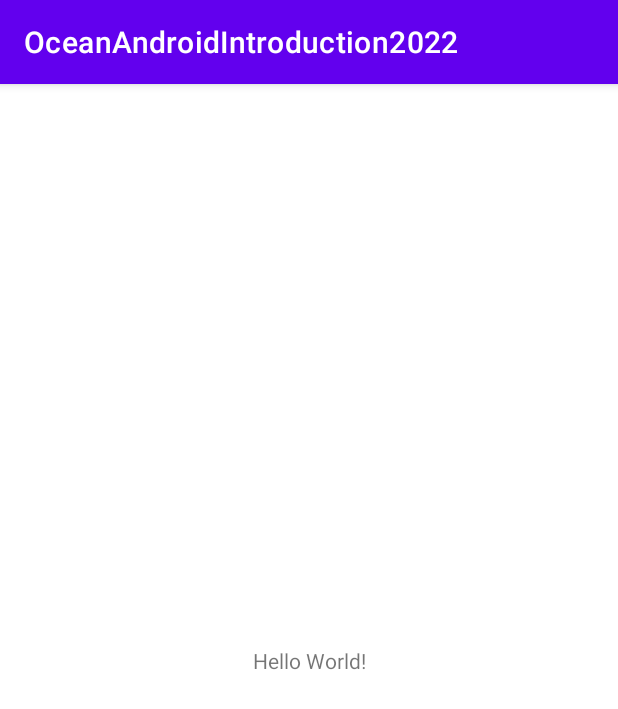
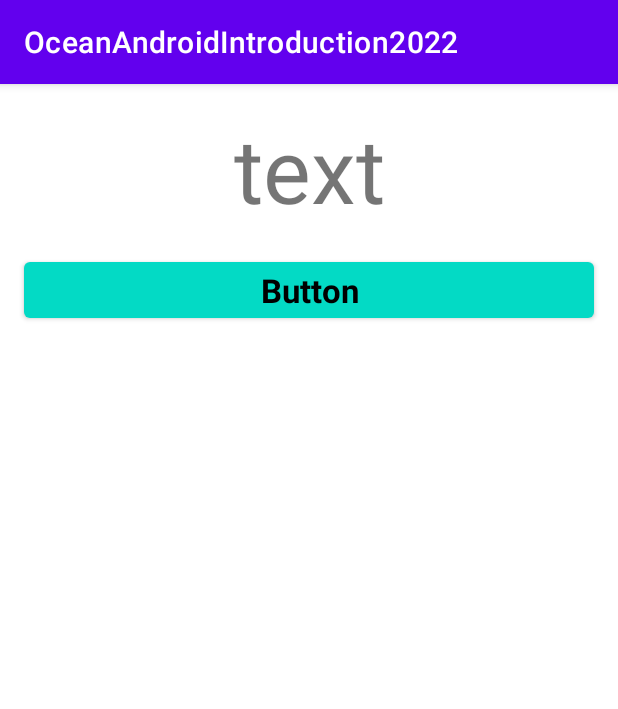
Before and after one commit to nmkmac/OceanAndroidIntroduction2022, an Android app: the screen it shows after launch (MainActivity), on a phone screen of 412 x 824 dp. Shown: the top 709 px of the screen. Run offline under Robolectric (Android 15) with nearby library versions, the phone set to English and light mode, and no system bars.

Commit message:
end of lesson 1

```diff
--- a/app/src/main/java/com/example/oceanandroidintroduction2022/MainActivity.kt
+++ b/app/src/main/java/com/example/oceanandroidintroduction2022/MainActivity.kt
@@ -2,10 +2,19 @@ package com.example.oceanandroidintroduction2022
 
 import androidx.appcompat.app.AppCompatActivity
 import android.os.Bundle
+import android.widget.Button
+import android.widget.TextView
 
 class MainActivity : AppCompatActivity() {
     override fun onCreate(savedInstanceState: Bundle?) {
         super.onCreate(savedInstanceState)
         setContentView(R.layout.activity_main)
+
+        val btEnviar = findViewById<Button>(R.id.btEnviar)
+        val tvResultado = findViewById<TextView>(R.id.tvResultado)
+
+        btEnviar.setOnClickListener {
+            tvResultado.text = "Novo Texto"
+        }
     }
 }
--- a/app/src/main/res/layout/activity_main.xml
+++ b/app/src/main/res/layout/activity_main.xml
@@ -7,12 +7,31 @@
     tools:context=".MainActivity">
 
     <TextView
+        android:id="@+id/tvResultado"
         android:layout_width="wrap_content"
         android:layout_height="wrap_content"
-        android:text="Hello World!"
-        app:layout_constraintBottom_toBottomOf="parent"
+        android:layout_marginTop="16dp"
+        android:text="text"
+        android:textSize="60sp"
         app:layout_constraintEnd_toEndOf="parent"
         app:layout_constraintStart_toStartOf="parent"
         app:layout_constraintTop_toTopOf="parent" />
 
+    <Button
+        android:id="@+id/btEnviar"
+        android:layout_width="0dp"
+        android:layout_height="wrap_content"
+        android:layout_marginStart="16dp"
+        android:layout_marginLeft="16dp"
+        android:layout_marginTop="16dp"
+        android:layout_marginEnd="16dp"
+        android:layout_marginRight="16dp"
+        android:text="Button"
+        android:textAppearance="?android:attr/textAppearanceLarge"
+        android:textColor="@color/black"
+        android:textStyle="bold"
+        app:backgroundTint="@color/teal_200"
+        app:layout_constraintEnd_toEndOf="parent"
+        app:layout_constraintStart_toStartOf="parent"
+        app:layout_constraintTop_toBottomOf="@+id/tvResultado" />
 </androidx.constraintlayout.widget.ConstraintLayout>
```
